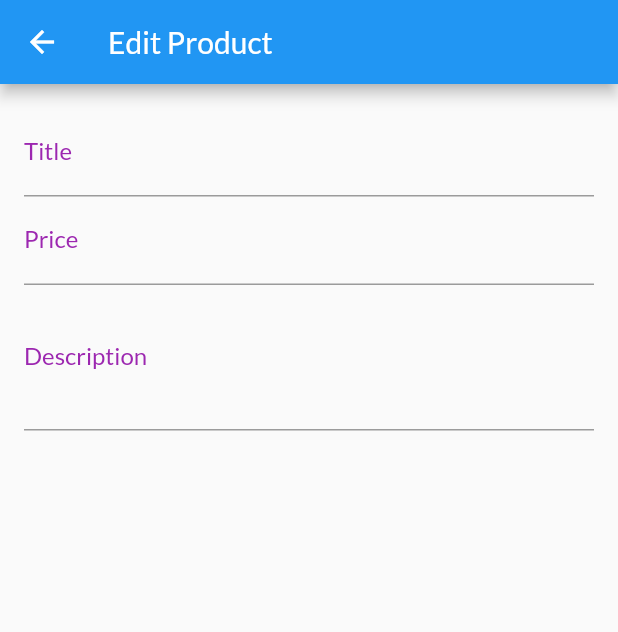
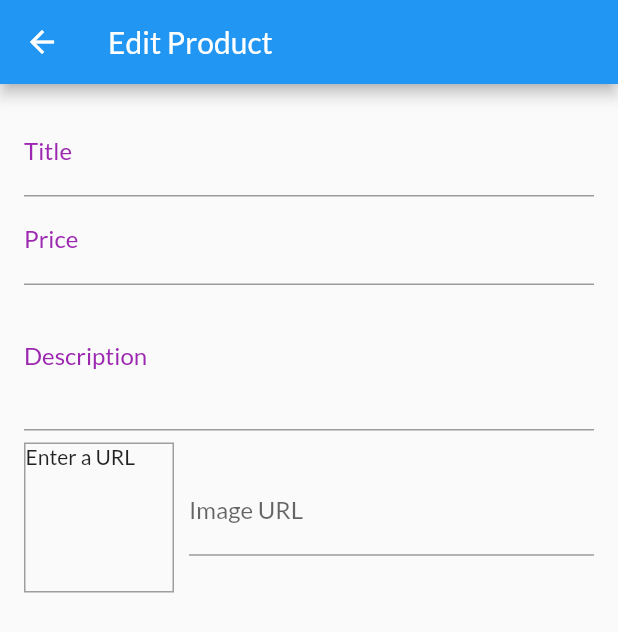
Before and after one commit to MariamGad/Shop_app, a Flutter app: the EditProductScreen screen opened by its route, on a phone screen of 412 x 824 dp. Shown: the top 632 px of the screen. Run offline on Flutter 3.47's test engine with Material 2 defaults, Android fonts, the phone set to English and light mode, and no system bars; network calls fail.

Commit message:
image input & preview

```diff
--- a/lib/screens/edit_product_screen.dart
+++ b/lib/screens/edit_product_screen.dart
@@ -11,12 +11,29 @@ class EditProductScreen extends StatefulWidget {
 class _EditProductScreenState extends State<EditProductScreen> {
   final _priceFocusNode = FocusNode();
   final _descriptionFocusNode = FocusNode();
+  final _imageUrlController = TextEditingController();
+  final _imageUrlFocusNode = FocusNode();
+
+  @override
+  void initState() {
+    _imageUrlFocusNode.addListener(_updateImageUrl);
+    super.initState();
+  }
 
   @override
   void dispose() {
+    _imageUrlFocusNode.removeListener(_updateImageUrl);
     _priceFocusNode.dispose();
     _descriptionFocusNode.dispose();
+    _imageUrlController.dispose();
+    _imageUrlFocusNode.dispose();
     super.dispose();
+  }
+
+  void _updateImageUrl() {
+    if (!_imageUrlFocusNode.hasFocus) {
+      setState(() {});
+    }
   }
 
   @override
@@ -67,6 +84,46 @@ class _EditProductScreenState extends State<EditProductScreen> {
                   ),
                 ),
               ),
+              Row(
+                children: [
+                  Container(
+                    width: 100.0,
+                    height: 100.0,
+                    margin: EdgeInsets.only(
+                      right: 10,
+                      top: 8,
+                    ),
+                    decoration: BoxDecoration(
+                      border: Border.all(
+                        width: 1,
+                        color: Colors.grey,
+                      ),
+                    ),
+                    child: _imageUrlController.text.isEmpty
+                        ? Text('Enter a URL')
+                        : FittedBox(
+                            child: Image.network(
+                              _imageUrlController.text,
+                              fit: BoxFit.cover,
+                            ),
+                          ),
+                  ),
+                  Expanded(
+                    child: TextFormField(
+                      textInputAction: TextInputAction.done,
+                      keyboardType: TextInputType.url,
+                      controller: _imageUrlController,
+                      focusNode: _imageUrlFocusNode,
+                      onEditingComplete: () {
+                        setState(() {});
+                      },
+                      decoration: InputDecoration(
+                        labelText: 'Image URL',
+                      ),
+                    ),
+                  ),
+                ],
+              ),
             ],
           ),
         ),
```
